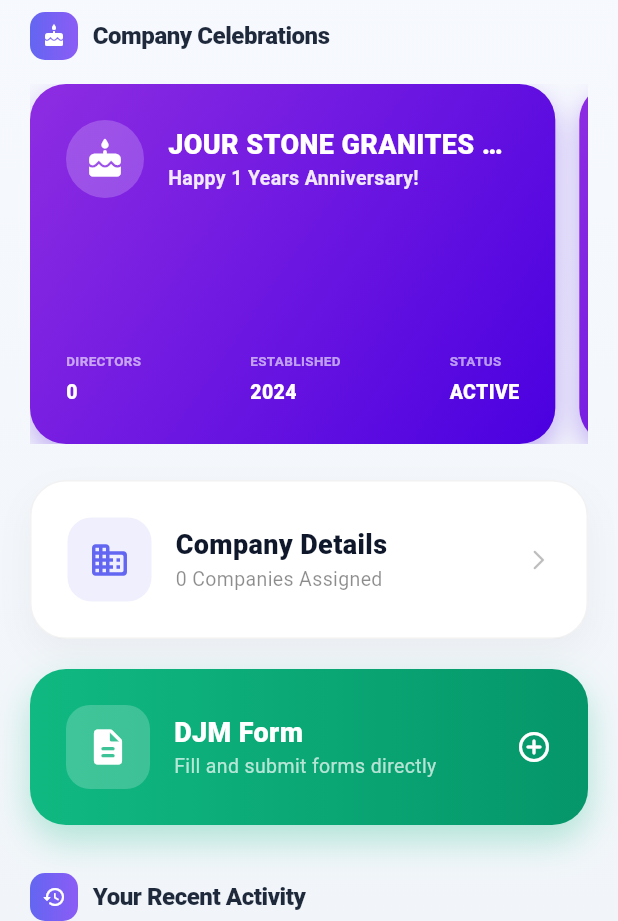
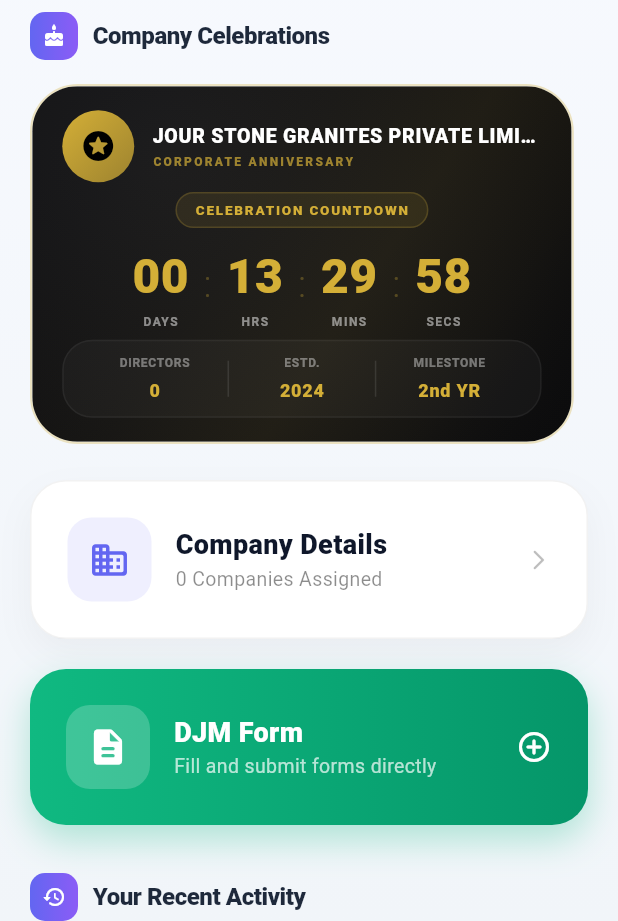
Before and after one commit to jourwinmaheshkumar-lang/Mobile-App-2026-v13, a Flutter app: the DashboardScreen widget shown alone on an empty page, opened directly, on a phone screen of 412 x 824 dp, the part 315-1236 px from its top. Run offline on Flutter 3.47's test engine with Material 3 defaults, Android fonts, the light colour scheme and no system bars; our stand-ins replace cloud_firestore, csv, firebase_auth, firebase_core, local_auth, package_info_plus and 4 more; missing offline and left inert: ota_update, rdservice; accounts and stored records are empty; project files that could hold a hidden picture were left out.

Commit message:
UI: Polished Royal Dark & Gold Celebration Card and version bump to 1.1.8

```diff
--- a/lib/src/features/dashboard/dashboard_screen.dart
+++ b/lib/src/features/dashboard/dashboard_screen.dart
@@ -16,6 +16,7 @@ import '../../core/models/company.dart';
 import '../../core/utils/company_data.dart';
 import '../biometrics/biometric_scanner_sheet.dart';
 import '../../core/models/activity_log.dart';
+import 'widgets/celebration_card.dart';
 import 'notification_list_screen.dart';
 import 'package:intl/intl.dart';
 
@@ -1148,9 +1149,12 @@ class _DashboardScreenState extends State<DashboardScreen>
               ).toList();
 
               return Container(
-                width: MediaQuery.of(context).size.width * 0.85,
+                width: MediaQuery.of(context).size.width * 0.88,
                 margin: const EdgeInsets.only(right: 16),
-                child: _buildFeaturedCompanyCard(company, companyDirectors),
+                child: CelebrationCard(
+                  company: company,
+                  directors: companyDirectors,
+                ),
               );
             },
           ),
@@ -1159,83 +1163,7 @@ class _DashboardScreenState extends State<DashboardScreen>
     );
   }
 
-  Widget _buildFeaturedCompanyCard(Company company, List<Director> directors) {
-    final isDark = Theme.of(context).brightness == Brightness.dark;
-
-    return Container(
-      decoration: BoxDecoration(
-        gradient: const LinearGradient(
-          colors: [Color(0xFF8E2DE2), Color(0xFF4A00E0)],
-          begin: Alignment.topLeft,
-          end: Alignment.bottomRight,
-        ),
-        borderRadius: BorderRadius.circular(24),
-        boxShadow: [
-          BoxShadow(
-            color: const Color(0xFF4A00E0).withOpacity(0.3),
-            blurRadius: 15,
-            offset: const Offset(0, 8),
-          ),
-        ],
-      ),
-      padding: const EdgeInsets.all(24),
-      child: Column(
-        crossAxisAlignment: CrossAxisAlignment.start,
-        children: [
-          Row(
-            children: [
-              Container(
-                padding: const EdgeInsets.all(12),
-                decoration: BoxDecoration(
-                  color: Colors.white.withOpacity(0.2),
-                  shape: BoxShape.circle,
-                ),
-                child: const Icon(Icons.cake_rounded, color: Colors.white, size: 28),
-              ),
-              const SizedBox(width: 16),
-              Expanded(
-                child: Column(
-                  crossAxisAlignment: CrossAxisAlignment.start,
-                  children: [
-                    Text(
-                      company.companyName,
-                      style: const TextStyle(color: Colors.white, fontWeight: FontWeight.w900, fontSize: 18),
-                      maxLines: 1,
-                      overflow: TextOverflow.ellipsis,
-                    ),
-                    Text(
-                      'Happy ${company.age} Years Anniversary!',
-                      style: TextStyle(color: Colors.white.withOpacity(0.9), fontSize: 13, fontWeight: FontWeight.bold),
-                    ),
-                  ],
-                ),
-              ),
-            ],
-          ),
-          const Spacer(),
-          Row(
-            mainAxisAlignment: MainAxisAlignment.spaceBetween,
-            children: [
-              _buildMiniInfoWhite('DIRECTORS', '${directors.length}'),
-              _buildMiniInfoWhite('ESTABLISHED', company.dateOfIncorporation.split(' ').last),
-              _buildMiniInfoWhite('STATUS', 'ACTIVE'),
-            ],
-          ),
-        ],
-      ),
-    );
-  }
-
-  Widget _buildMiniInfoWhite(String label, String value) {
-    return Column(
-      crossAxisAlignment: CrossAxisAlignment.start,
-      children: [
-        Text(label, style: const TextStyle(color: Colors.white60, fontSize: 9, fontWeight: FontWeight.bold)),
-        const SizedBox(height: 4),
-        Text(value, style: const TextStyle(color: Colors.white, fontSize: 13, fontWeight: FontWeight.w900)),
-      ],
-    );
-  }
+
 
   Widget _buildDirectorCompanyCard(Director? director) {
     final isDark = Theme.of(context).brightness == Brightness.dark;
--- /dev/null
+++ b/lib/src/features/dashboard/widgets/celebration_card.dart
@@ -0,0 +1,326 @@
+import 'dart:async';
+import 'package:flutter/material.dart';
+import 'dart:ui';
+import '../../../core/models/company.dart';
+import '../../../core/models/director.dart';
+
+class CelebrationCard extends StatefulWidget {
+  final Company company;
+  final List<Director> directors;
+
+  const CelebrationCard({
+    super.key,
+    required this.company,
+    required this.directors,
+  });
+
+  @override
+  State<CelebrationCard> createState() => _CelebrationCardState();
+}
+
+class _CelebrationCardState extends State<CelebrationCard> with SingleTickerProviderStateMixin {
+  late Timer _timer;
+  late Duration _timeLeft;
+  late AnimationController _shineController;
+
+  @override
+  void initState() {
+    super.initState();
+    _calculateTimeLeft();
+    _timer = Timer.periodic(const Duration(seconds: 1), (timer) {
+      if (mounted) {
+        setState(() {
+          _calculateTimeLeft();
+        });
+      }
+    });
+
+    _shineController = AnimationController(
+      vsync: this,
+      duration: const Duration(seconds: 3),
+    )..repeat();
+  }
+
+  void _calculateTimeLeft() {
+    final now = DateTime.now();
+    final birth = widget.company.incorporationDateTime;
+    if (birth == null) {
+      _timeLeft = Duration.zero;
+      return;
+    }
+
+    DateTime next = DateTime(now.year, birth.month, birth.day);
+    if (next.isBefore(now)) {
+      next = DateTime(now.year + 1, birth.month, birth.day);
+    }
+    _timeLeft = next.difference(now);
+  }
+
+  @override
+  void dispose() {
+    _timer.cancel();
+    _shineController.dispose();
+    super.dispose();
+  }
+
+  @override
+  Widget build(BuildContext context) {
+    // Royal Colors
+    const royalDark = Color(0xFF0A0A0B);
+    const royalGold = Color(0xFFD4AF37); // Metallic Gold
+    const softGold = Color(0xFFF9E79F);
+
+    return Container(
+      width: double.infinity,
+      decoration: BoxDecoration(
+        borderRadius: BorderRadius.circular(32),
+        border: Border.all(color: royalGold.withOpacity(0.3), width: 1.5),
+      ),
+      child: ClipRRect(
+        borderRadius: BorderRadius.circular(30),
+        child: Stack(
+          children: [
+            // Royal Dark Background with subtle noise/texture
+            Positioned.fill(
+              child: Container(
+                decoration: const BoxDecoration(
+                  gradient: RadialGradient(
+                    center: Alignment(-0.5, -0.6),
+                    radius: 1.5,
+                    colors: [
+                      Color(0xFF1C1C1E),
+                      royalDark,
+                    ],
+                  ),
+                ),
+              ),
+            ),
+
+            // Animated Royal Shine
+            AnimatedBuilder(
+              animation: _shineController,
+              builder: (context, child) {
+                return Positioned.fill(
+                  child: Container(
+                    decoration: BoxDecoration(
+                      gradient: LinearGradient(
+                        begin: Alignment.topLeft,
+                        end: Alignment.bottomRight,
+                        colors: [
+                          Colors.transparent,
+                          royalGold.withOpacity(0.03),
+                          royalGold.withOpacity(0.08),
+                          royalGold.withOpacity(0.03),
+                          Colors.transparent,
+                        ],
+                        stops: [
+                          0.0,
+                          _shineController.value - 0.2,
+                          _shineController.value,
+                          _shineController.value + 0.2,
+                          1.0,
+                        ],
+                      ),
+                    ),
+                  ),
+                );
+              },
+            ),
+
+            // Main Content
+            Padding(
+              padding: const EdgeInsets.symmetric(horizontal: 20.0, vertical: 16.0),
+              child: Column(
+                children: [
+                   Row(
+                    children: [
+                      _buildRoyalBadge(Icons.stars_rounded, royalGold),
+                      const SizedBox(width: 12),
+                      Expanded(
+                        child: Column(
+                          crossAxisAlignment: CrossAxisAlignment.start,
+                          children: [
+                            Text(
+                              widget.company.companyName.toUpperCase(),
+                              style: const TextStyle(
+                                color: Colors.white,
+                                fontSize: 13,
+                                fontWeight: FontWeight.w900,
+                                letterSpacing: 0.5,
+                              ),
+                              maxLines: 1,
+                              overflow: TextOverflow.ellipsis,
+                            ),
+                            Text(
+                              'CORPORATE ANNIVERSARY',
+                              style: TextStyle(
+                                color: royalGold.withOpacity(0.7),
+                                fontSize: 8,
+                                fontWeight: FontWeight.w800,
+                                letterSpacing: 1.5,
+                              ),
+                            ),
+                          ],
+                        ),
+                      ),
+                    ],
+                  ),
+
+                  const Spacer(),
+
+                  // Countdown Header
+                  Container(
+                    padding: const EdgeInsets.symmetric(horizontal: 12, vertical: 4),
+                    decoration: BoxDecoration(
+                      color: royalGold.withOpacity(0.1),
+                      borderRadius: BorderRadius.circular(30),
+                      border: Border.all(color: royalGold.withOpacity(0.2)),
+                    ),
+                    child: const Text(
+                      'CELEBRATION COUNTDOWN',
+                      style: TextStyle(
+                        color: royalGold,
+                        fontSize: 9,
+                        fontWeight: FontWeight.w900,
+                        letterSpacing: 1.2,
+                      ),
+                    ),
+                  ),
+
+                  const SizedBox(height: 8),
+
+                  // Segmented Royal Countdown
+                  FittedBox(
+                    child: Row(
+                      mainAxisAlignment: MainAxisAlignment.center,
+                      children: [
+                        _buildTimeSegment(_timeLeft.inDays.toString().padLeft(2, '0'), 'DAYS', royalGold),
+                        _buildDivider(royalGold),
+                        _buildTimeSegment((_timeLeft.inHours % 24).toString().padLeft(2, '0'), 'HRS', royalGold),
+                        _buildDivider(royalGold),
+                        _buildTimeSegment((_timeLeft.inMinutes % 60).toString().padLeft(2, '0'), 'MINS', royalGold),
+                        _buildDivider(royalGold),
+                        _buildTimeSegment((_timeLeft.inSeconds % 60).toString().padLeft(2, '0'), 'SECS', royalGold),
+                      ],
+                    ),
+                  ),
+
+                  const Spacer(),
+
+                  // Bottom Royal Stats Row
+                  Container(
+                    width: double.infinity,
+                    padding: const EdgeInsets.symmetric(horizontal: 12, vertical: 8),
+                    decoration: BoxDecoration(
+                      color: Colors.white.withOpacity(0.03),
+                      borderRadius: BorderRadius.circular(20),
+                      border: Border.all(color: Colors.white.withOpacity(0.05)),
+                    ),
+                    child: Row(
+                      mainAxisAlignment: MainAxisAlignment.spaceAround,
+                      children: [
+                        Expanded(child: _buildRoyalStat('DIRECTORS', '${widget.directors.length}', royalGold)),
+                        _buildVerticalDivider(),
+                        Expanded(child: _buildRoyalStat('ESTD.', widget.company.dateOfIncorporation.split(' ').last, royalGold)),
+                        _buildVerticalDivider(),
+                        Expanded(child: _buildRoyalStat('MILESTONE', '${widget.company.age + 1}nd YR', royalGold)),
+                      ],
+                    ),
+                  ),
+                ],
+              ),
+            ),
+          ],
+        ),
+      ),
+    );
+  }
+
+  Widget _buildRoyalBadge(IconData icon, Color gold) {
+    return Container(
+      padding: const EdgeInsets.all(12),
+      decoration: BoxDecoration(
+        gradient: LinearGradient(
+          colors: [gold, gold.withOpacity(0.7)],
+          begin: Alignment.topLeft,
+          end: Alignment.bottomRight,
+        ),
+        shape: BoxShape.circle,
+      ),
+      child: Icon(icon, color: Colors.black, size: 24),
+    );
+  }
+
+  Widget _buildTimeSegment(String value, String label, Color gold) {
+    return Column(
+      children: [
+        Text(
+          value,
+          style: TextStyle(
+            color: gold,
+            fontSize: 32,
+            fontWeight: FontWeight.w900,
+            fontFeatures: const [FontFeature.tabularFigures()],
+          ),
+        ),
+        Text(
+          label,
+          style: TextStyle(
+            color: Colors.white.withOpacity(0.5),
+            fontSize: 8,
+            fontWeight: FontWeight.bold,
+            letterSpacing: 1,
+          ),
+        ),
+      ],
+    );
+  }
+
+  Widget _buildDivider(Color gold) {
+    return Padding(
+      padding: const EdgeInsets.symmetric(horizontal: 10),
+      child: Text(
+        ':',
+        style: TextStyle(
+          color: gold.withOpacity(0.3),
+          fontSize: 24,
+          fontWeight: FontWeight.w300,
+        ),
+      ),
+    );
+  }
+
+  Widget _buildRoyalStat(String label, String value, Color gold) {
+    return Column(
+      children: [
+        Text(
+          label,
+          style: TextStyle(
+            color: Colors.white.withOpacity(0.4),
+            fontSize: 8,
+            fontWeight: FontWeight.bold,
+            letterSpacing: 0.5,
+          ),
+        ),
+        const SizedBox(height: 4),
+        Text(
+          value,
+          style: TextStyle(
+            color: gold,
+            fontSize: 12,
+            fontWeight: FontWeight.w900,
+            letterSpacing: 0.5,
+          ),
+        ),
+      ],
+    );
+  }
+
+  Widget _buildVerticalDivider() {
+    return Container(
+      width: 1,
+      height: 24,
+      color: Colors.white.withOpacity(0.1),
+    );
+  }
+}
--- a/pubspec.yaml
+++ b/pubspec.yaml
@@ -16,7 +16,7 @@ publish_to: 'none' # Remove this line if you wish to publish to pub.dev
 # https://developer.apple.com/library/archive/documentation/General/Reference/InfoPlistKeyReference/Articles/CoreFoundationKeys.html
 # In Windows, build-name is used as the major, minor, and patch parts
 # of the product and file versions while build-number is used as the build suffix.
-version: 1.1.7+1
+version: 1.1.8+1
 
 environment:
   sdk: ^3.10.4
```
Also changed, not shown: assets/images/celebration_bg.png (added), assets/images/celebration_bg_pro.png (added), 1 other file.
